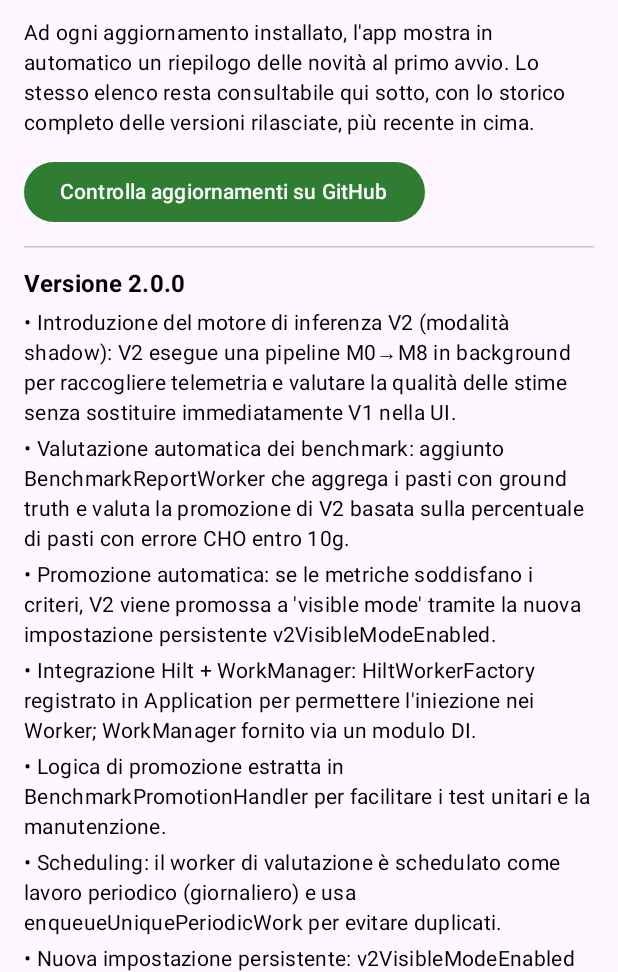
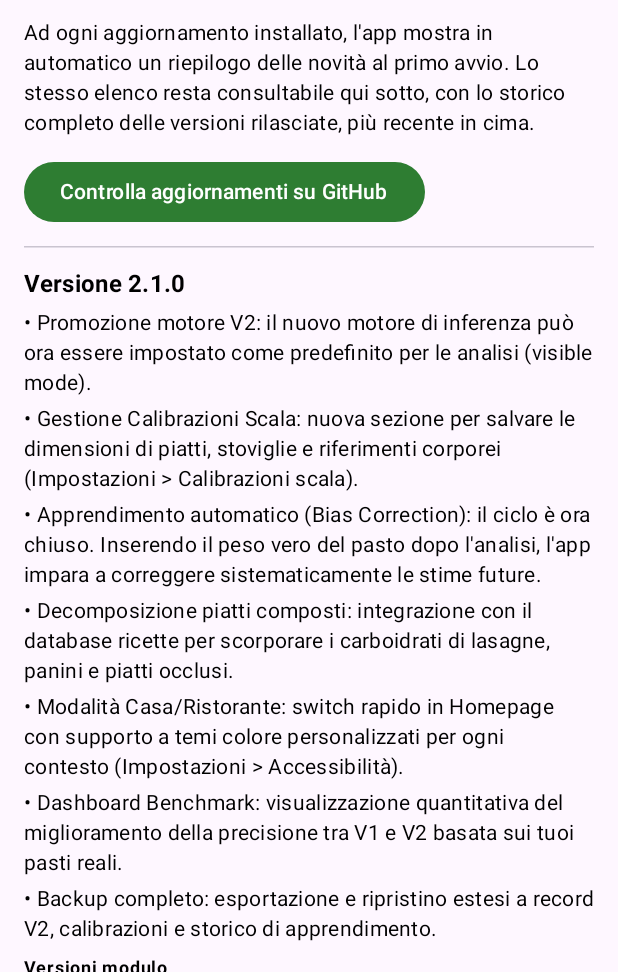
Before and after one commit to AtomoGentile/UgoCalc-v2, an Android app built with Jetpack Compose: the ChangelogScreen screen opened through its navigation route, on a phone screen of 412 x 824 dp, the part 264-1236 px from its top. Run offline under Robolectric (Android 15) with nearby library versions, the phone set to English and light mode, and no system bars; our stand-ins replace Dagger/Hilt's generated code.

Commit message:
Bug fix + changelog

```diff
--- a/app/build.gradle.kts
+++ b/app/build.gradle.kts
@@ -20,8 +20,8 @@ android {
         applicationId = "com.ugocalc.app"
         minSdk = 26
         targetSdk = 35
-        versionCode = 2
-        versionName = "2.0.0"
+        versionCode = 3
+        versionName = "2.1.0"
 
         testInstrumentationRunner = "androidx.test.runner.AndroidJUnitRunner"
     }
--- a/app/src/main/java/com/ugocalc/app/domain/model/Changelog.kt
+++ b/app/src/main/java/com/ugocalc/app/domain/model/Changelog.kt
@@ -37,17 +37,33 @@ data class ChangelogEntry(
 object Changelog {
     val ENTRIES = listOf(
         ChangelogEntry(
+            version = "2.1.0",
+            highlights = listOf(
+                "Promozione motore V2: il nuovo motore di inferenza può ora essere impostato come predefinito per le analisi (visible mode).",
+                "Gestione Calibrazioni Scala: nuova sezione per salvare le dimensioni di piatti, stoviglie e riferimenti corporei (Impostazioni > Calibrazioni scala).",
+                "Apprendimento automatico (Bias Correction): il ciclo è ora chiuso. Inserendo il peso vero del pasto dopo l'analisi, l'app impara a correggere sistematicamente le stime future.",
+                "Decomposizione piatti composti: integrazione con il database ricette per scorporare i carboidrati di lasagne, panini e piatti occlusi.",
+                "Modalità Casa/Ristorante: switch rapido in Homepage con supporto a temi colore personalizzati per ogni contesto (Impostazioni > Accessibilità).",
+                "Dashboard Benchmark: visualizzazione quantitativa del miglioramento della precisione tra V1 e V2 basata sui tuoi pasti reali.",
+                "Backup completo: esportazione e ripristino estesi a record V2, calibrazioni e storico di apprendimento."
+            ),
+            moduleVersions = ModuleVersions(
+                inferenceEngine = "2.1.0",
+                perceptionPrompt = "1.1.0",
+                physicalData = "1.1.0",
+                biasCalculator = "1.1.0",
+                ambiguityResolver = "1.0.0",
+                matchStep = "1.1.0",
+            ),
+        ),
+        ChangelogEntry(
             version = "2.0.0",
             highlights = listOf(
-                "Introduzione del motore di inferenza V2 (modalità shadow): V2 esegue una pipeline M0→M8 in background per raccogliere telemetria e valutare la qualità delle stime senza sostituire immediatamente V1 nella UI.",
-                "Valutazione automatica dei benchmark: aggiunto BenchmarkReportWorker che aggrega i pasti con ground truth e valuta la promozione di V2 basata sulla percentuale di pasti con errore CHO entro 10g.",
-                "Promozione automatica: se le metriche soddisfano i criteri, V2 viene promossa a 'visible mode' tramite la nuova impostazione persistente v2VisibleModeEnabled.",
-                "Integrazione Hilt + WorkManager: HiltWorkerFactory registrato in Application per permettere l'iniezione nei Worker; WorkManager fornito via un modulo DI.",
-                "Logica di promozione estratta in BenchmarkPromotionHandler per facilitare i test unitari e la manutenzione.",
-                "Scheduling: il worker di valutazione è schedulato come lavoro periodico (giornaliero) e usa enqueueUniquePeriodicWork per evitare duplicati.",
-                "Nuova impostazione persistente: v2VisibleModeEnabled (Settings) per abilitare V2 come motore visibile all'utente.",
-                "Test: aggiunti unit test per la logica di promozione (BenchmarkPromotionHandlerTest).",
-                "Bug fix e refactor minori: migliorata l'integrazione delle preferenze e isolata la logica di promotion per evitare effetti collaterali in fase di test."
+                "Introduzione del motore di inferenza V2 (modalità shadow): esecuzione in background per telemetria e valutazione qualità.",
+                "Valutazione automatica benchmark: nuovo worker per l'aggregazione delle metriche di precisione.",
+                "Integrazione Hilt + WorkManager: architettura robusta per i processi in background.",
+                "Promozione automatica: logica basata sulla percentuale di pasti con errore CHO contenuto.",
+                "Supporto Firebase App Distribution per aggiornamenti rapidi del canale tester."
             ),
             moduleVersions = ModuleVersions(
                 inferenceEngine = "2.0.0",
@@ -56,5 +72,13 @@ object Changelog {
                 biasCalculator = "1.0.0",
             ),
         ),
+        ChangelogEntry(
+            version = "1.0.0",
+            highlights = listOf(
+                "Versione iniziale di UgoCalc: stima carboidrati tramite visione artificiale singola.",
+                "Abbinamento tabelle nutrizionali locali e ricerca online (OpenFoodFacts).",
+                "Gestione cronologia, preferiti e backup base."
+            )
+        ),
     )
 }
--- a/app/src/main/java/com/ugocalc/app/ui/camera/CameraCaptureViewModel.kt
+++ b/app/src/main/java/com/ugocalc/app/ui/camera/CameraCaptureViewModel.kt
@@ -133,8 +133,8 @@ class CameraCaptureViewModel @Inject constructor(
         val settings = settingsRepository.settings.first()
         val model = models.firstOrNull()
         // Non più uno switch manuale (§13 punto 1, §20): il benchmark pesato decide se la V2 ha
-        // già superato la V1 sul CHO, su un numero sufficiente di pasti pesati.
-        val v2VisibleEnabled = benchmarkRepository.evaluatePromotion().promoteV2 && model != null
+        // già superato la V1 sul CHO. DEBUG: l'utente può forzare l'uso della V2 dalle impostazioni bias.
+        val v2VisibleEnabled = benchmarkRepository.evaluatePromotion(forceV2 = settings.v2VisibleModeEnabled).promoteV2 && model != null
         val v2Result = if (v2VisibleEnabled) runV2Visible(capturedPhotos, model!!) else null
         if (v2Result != null) {
             sessionStore.setV2Result(v2Result.outcome, v2Result.totals, v2Result.stime, v2Result.ambiguita)
```
Also changed, not shown: app/src/main/java/com/ugocalc/app/data/remote/ai/client/AiClients.kt (+17 -0 lines), app/src/main/java/com/ugocalc/app/data/repository/BenchmarkRepository.kt (+9 -1 lines), app/src/main/java/com/ugocalc/app/domain/inference/m1/PerceptionPrompt.kt (+7 -5 lines), app/src/main/java/com/ugocalc/app/domain/inference/m1/UnifiedPerceptionEngine.kt (+7 -1 lines), app/src/main/java/com/ugocalc/app/ui/bias/BiasEvolutionScreen.kt (+21 -6 lines), app/src/main/java/com/ugocalc/app/ui/bias/BiasEvolutionViewModel.kt (+10 -2 lines), app/src/main/java/com/ugocalc/app/ui/camera/CameraAngleOverlayService.kt (+30 -1 lines), app/src/main/java/com/ugocalc/app/ui/results/VisionResultsScreen.kt (+9 -0 lines), app/src/main/java/com/ugocalc/app/ui/results/VisionResultsViewModel.kt (+29 -1 lines).
